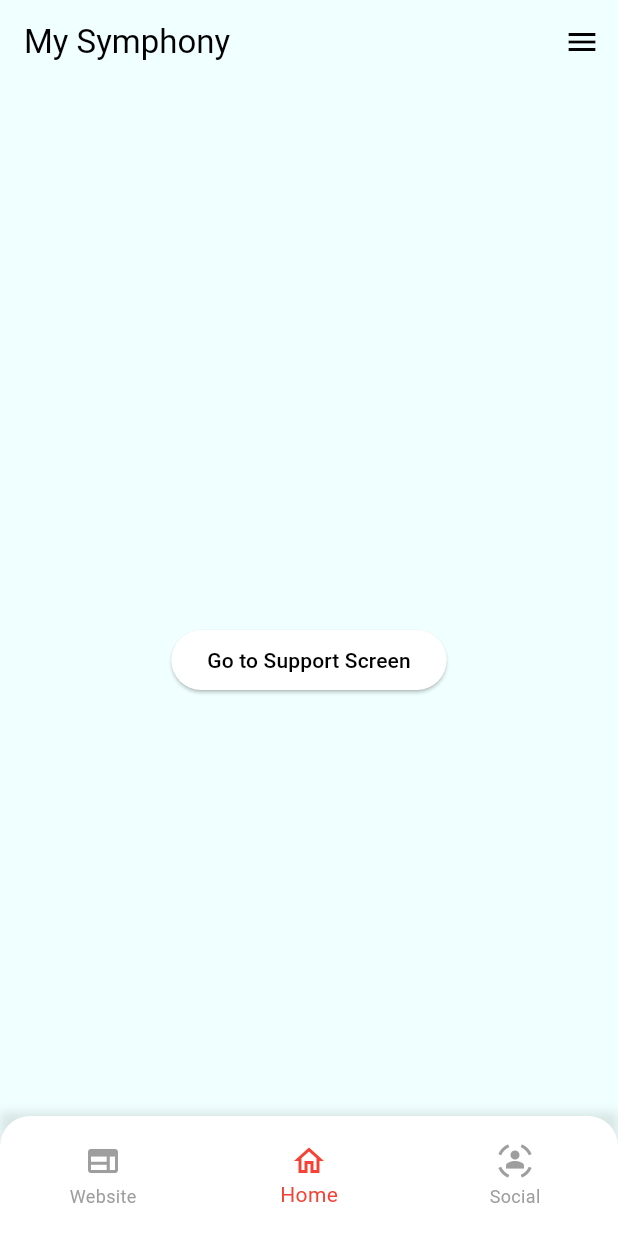
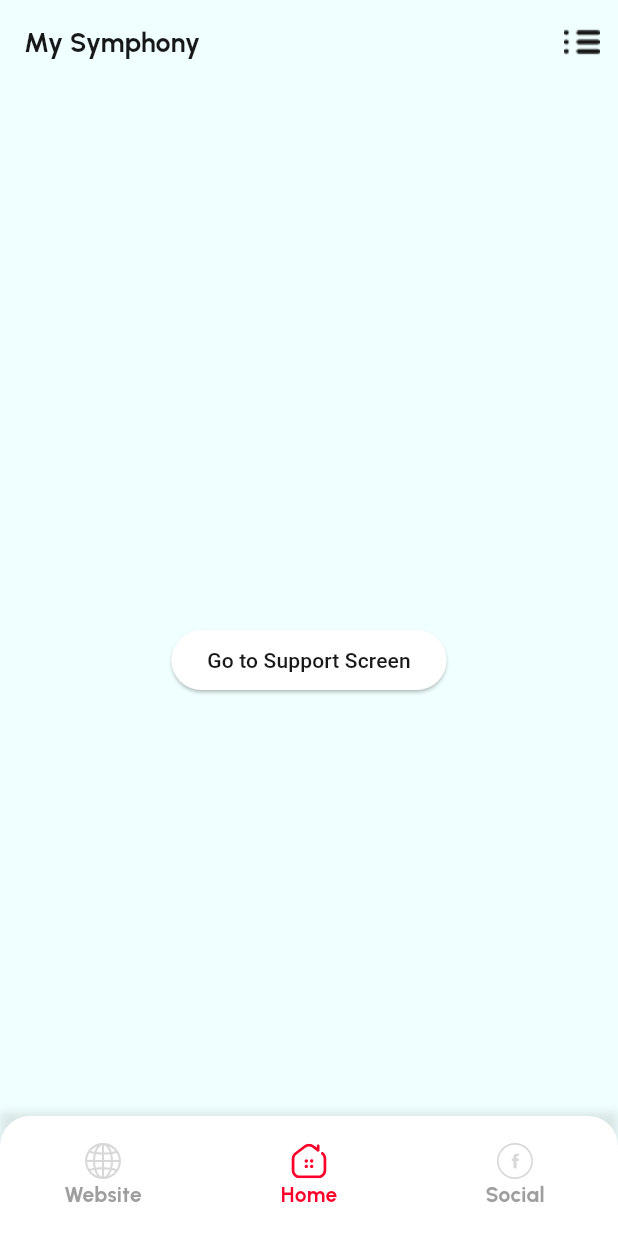
Before and after one commit to cooltoukir/symphony_app, a Flutter app: the screen it shows after launch, on a phone screen of 412 x 824 dp. Run offline on Flutter 3.47's test engine with Material 3 defaults, Android fonts, the phone set to English and light mode, and no system bars; our stand-ins replace bloc, flutter_bloc, flutter_svg, get_it, hexcolor.

Commit message:
Bottom nav bar design done

```diff
--- a/lib/core/constants/app_constants.dart
+++ b/lib/core/constants/app_constants.dart
@@ -5,9 +5,10 @@ import 'package:symphony_app/features/website/presentation/pages/website_screen.
 
 class AppConstants {
   // Screen Titles
-  static const String routeErrorTitle = 'Route Error';
+  static const String homeScreenTitle = 'My Symphony';
   static const String websiteScreenTitle = 'Website Screen';
   static const String socialScreenTitle = 'Social Screen';
+  static const String routeErrorTitle = 'Route Error';
 
   // Button Labels
   // static const String loginButtonLabel = 'Login';
--- a/lib/core/theme/app_theme.dart
+++ b/lib/core/theme/app_theme.dart
@@ -27,6 +27,20 @@ class AppTheme {
         foregroundColor: ColorsClass.darkPrimaryColor,
       ),
     ),
+    bottomNavigationBarTheme: BottomNavigationBarThemeData(
+      selectedItemColor: ColorsClass.accentColor,
+      unselectedItemColor: Colors.grey,
+      selectedLabelStyle: TextStyle(
+        fontFamily: 'Urbanist',
+        fontSize: 14,
+        fontWeight: FontWeight.w500,
+      ),
+      unselectedLabelStyle: TextStyle(
+        fontFamily: 'Urbanist',
+        fontSize: 14,
+        fontWeight: FontWeight.w500,
+      ),
+    ),
   );
 
   static ThemeData darkTheme = ThemeData(
@@ -47,5 +61,19 @@ class AppTheme {
         foregroundColor: ColorsClass.whiteColor,
       ),
     ),
+    bottomNavigationBarTheme: BottomNavigationBarThemeData(
+      selectedItemColor: ColorsClass.accentColor,
+      unselectedItemColor: Colors.grey,
+      selectedLabelStyle: TextStyle(
+        fontFamily: 'Urbanist',
+        fontSize: 14,
+        fontWeight: FontWeight.w500,
+      ),
+      unselectedLabelStyle: TextStyle(
+        fontFamily: 'Urbanist',
+        fontSize: 14,
+        fontWeight: FontWeight.w500,
+      ),
+    ),
   );
 }
--- a/lib/core/utils/colors_class.dart
+++ b/lib/core/utils/colors_class.dart
@@ -3,9 +3,10 @@ import 'package:hexcolor/hexcolor.dart';
 
 class ColorsClass {
   static Color lightPrimaryColor = HexColor('#F0FFFF');
-  static Color darkPrimaryColor = HexColor('#000000');
+  static Color darkPrimaryColor = HexColor('#181818');
   static Color secondaryColor = HexColor('#FF8B6A');
-  static Color accentColor = HexColor('#FFD2BB');
+  static Color accentColor = HexColor('#FF002B');
   static Color whiteColor = HexColor('#FFFFFF');
   static Color grey600 = HexColor('#757575');
+  static Color white40 = HexColor('#66000000');
 }
--- a/lib/core/widgets/bottom_navigation/bottom_navigation.dart
+++ b/lib/core/widgets/bottom_navigation/bottom_navigation.dart
@@ -2,7 +2,9 @@ import 'package:flutter/material.dart';
 import 'package:flutter_bloc/flutter_bloc.dart';
 
 import '../../routes/routes_name.dart';
+import '../../utils/colors_class.dart';
 import 'bloc/navigation_bloc.dart';
+import 'package:flutter_svg/flutter_svg.dart';
 
 class BottomNavigation extends StatelessWidget {
   const BottomNavigation({super.key});
@@ -46,19 +48,47 @@ class BottomNavigation extends StatelessWidget {
                     );
                   }
                 },
-                selectedItemColor: Colors.red,
-                unselectedItemColor: Colors.grey,
-                items: const [
+                items: [
                   BottomNavigationBarItem(
-                    icon: Icon(Icons.web_outlined),
+                    icon: SvgPicture.asset(
+                      'assets/icons/web_icon.svg',
+                      height: 24,
+                      width: 24,
+                      colorFilter: ColorFilter.mode(
+                        state.currentIndex == 0
+                            ? ColorsClass.accentColor
+                            : Colors.grey,
+                        BlendMode.srcIn,
+                      ),
+                    ),
                     label: 'Website',
                   ),
                   BottomNavigationBarItem(
-                    icon: Icon(Icons.home_outlined),
+                    icon: SvgPicture.asset(
+                      'assets/icons/home_icon.svg',
+                      height: 24,
+                      width: 24,
+                      colorFilter: ColorFilter.mode(
+                        state.currentIndex == 1
+                            ? ColorsClass.accentColor
+                            : Colors.grey,
+                        BlendMode.srcIn,
+                      ),
+                    ),
                     label: 'Home',
                   ),
                   BottomNavigationBarItem(
-                    icon: Icon(Icons.sensor_occupied),
+                    icon: SvgPicture.asset(
+                      'assets/icons/social_icon.svg',
+                      height: 24,
+                      width: 24,
+                      colorFilter: ColorFilter.mode(
+                        state.currentIndex == 2
+                            ? ColorsClass.accentColor
+                            : Colors.grey,
+                        BlendMode.srcIn,
+                      ),
+                    ),
                     label: 'Social',
                   ),
                 ],
--- a/lib/features/home/presentation/pages/home_screen.dart
+++ b/lib/features/home/presentation/pages/home_screen.dart
@@ -1,16 +1,44 @@
 import 'package:flutter/material.dart';
+import 'package:symphony_app/core/constants/app_constants.dart';
 
 import '../../../../core/routes/routes_name.dart';
+import '../../../../core/utils/colors_class.dart';
 
 class HomeScreen extends StatelessWidget {
   const HomeScreen({super.key});
 
   @override
   Widget build(BuildContext context) {
+    final isDarkMode = Theme.of(context).brightness == Brightness.dark;
+
     return Scaffold(
       appBar: AppBar(
-        title: Text('My Symphony'),
-        actions: [IconButton(onPressed: () {}, icon: Icon(Icons.menu))],
+        title: Text(
+          AppConstants.homeScreenTitle,
+          style: TextStyle(
+            fontFamily: 'Urbanist',
+            fontWeight: FontWeight.w700,
+            fontSize: 18,
+            color:
+                isDarkMode
+                    ? ColorsClass.lightPrimaryColor
+                    : ColorsClass.darkPrimaryColor,
+          ),
+        ),
+        actions: [
+          IconButton(
+            onPressed: () {},
+            icon: Image.asset(
+              'assets/icons/menu_icon.png',
+              height: 24,
+              width: 24,
+              color:
+                  isDarkMode
+                      ? ColorsClass.lightPrimaryColor
+                      : ColorsClass.darkPrimaryColor,
+            ),
+          ),
+        ],
       ),
       body: Center(
         child: ElevatedButton(
--- a/lib/main.dart
+++ b/lib/main.dart
@@ -16,7 +16,7 @@ void main() {
 class MyApp extends StatelessWidget {
   MyApp({super.key});
 
-  final Routes _appRoutes = getIt<Routes>();
+  final Routes _routes = getIt<Routes>();
 
   @override
   Widget build(BuildContext context) {
@@ -28,7 +28,7 @@ class MyApp extends StatelessWidget {
         darkTheme: AppTheme.darkTheme,
         themeMode: ThemeMode.system,
         initialRoute: RoutesName.initialScreen,
-        onGenerateRoute: _appRoutes.generateRoute,
+        onGenerateRoute: _routes.generateRoute,
       ),
     );
   }
```
Also changed, not shown: pubspec.yaml (+8 -0 lines), assets/fonts/Urbanist-Bold.ttf (added), assets/icons/home_icon.svg (added), assets/icons/menu_icon.png (added), assets/icons/social_icon.svg (added), assets/icons/web_icon.svg (added), pubspec.lock.
